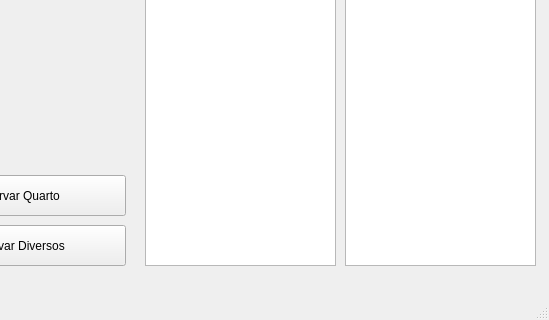
Qt form Trabalho_Final_Hotel/Ger_Hotel/Ger_Hotel/menu.ui (leomilos/Gerenciamento-hotel-) before a commit; both pictures show x 115 to 664 and y 195 to 515 of the 664 by 515 pixel window.
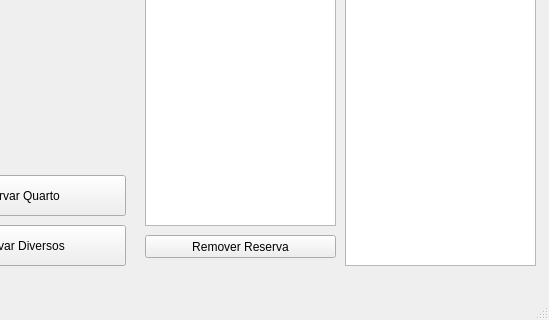
The same form after that commit.

Diff of the .ui file:
```diff
--- a/Trabalho_Final_Hotel/Ger_Hotel/Ger_Hotel/menu.ui
+++ b/Trabalho_Final_Hotel/Ger_Hotel/Ger_Hotel/menu.ui
@@ -189,7 +189,7 @@
       <x>260</x>
       <y>30</y>
       <width>191</width>
-      <height>431</height>
+      <height>391</height>
      </rect>
     </property>
    </widget>
@@ -242,6 +242,19 @@
      <string>Reservas Diversas:</string>
     </property>
    </widget>
+   <widget class="QPushButton" name="btnExlcuir">
+    <property name="geometry">
+     <rect>
+      <x>260</x>
+      <y>430</y>
+      <width>191</width>
+      <height>23</height>
+     </rect>
+    </property>
+    <property name="text">
+     <string>Remover Reserva</string>
+    </property>
+   </widget>
   </widget>
   <widget class="QMenuBar" name="menubar">
    <property name="geometry">
```
